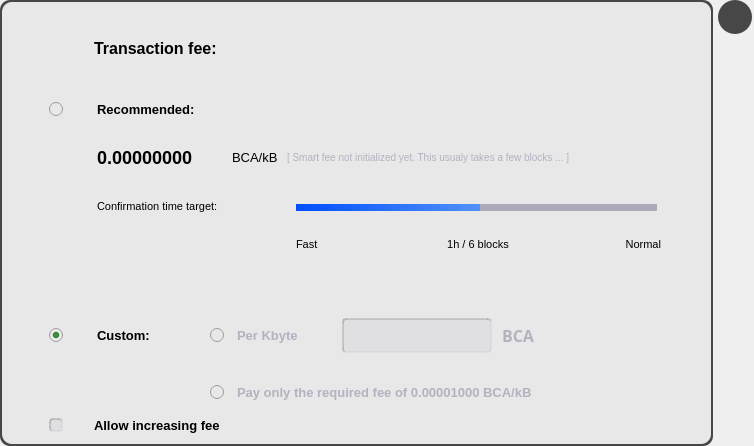
Qt form src/qt/forms/changefeedialog.ui (bitcoin-atom/bitcoin-atom) before a commit.
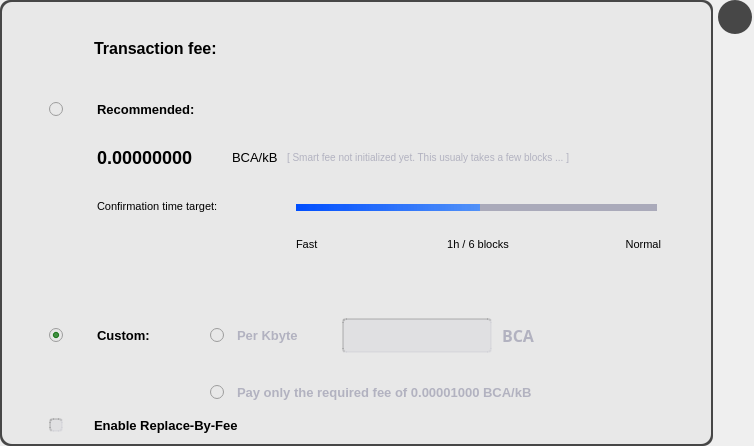
The same form after that commit. Icons and pictures are not drawn. Custom widgets are drawn as their Qt base class.

Commit message: Merge #11605: [Wallet] Enable RBF by default in QT

What changed in the file:
```diff
--- a/src/qt/forms/changefeedialog.ui
+++ b/src/qt/forms/changefeedialog.ui
@@ -536,7 +536,7 @@
 }</string>
     </property>
     <property name="text">
-     <string>Allow increasing fee</string>
+     <string>Enable Replace-By-Fee</string>
     </property>
    </widget>
   </widget>
```
The commit also changes 5 other files.
